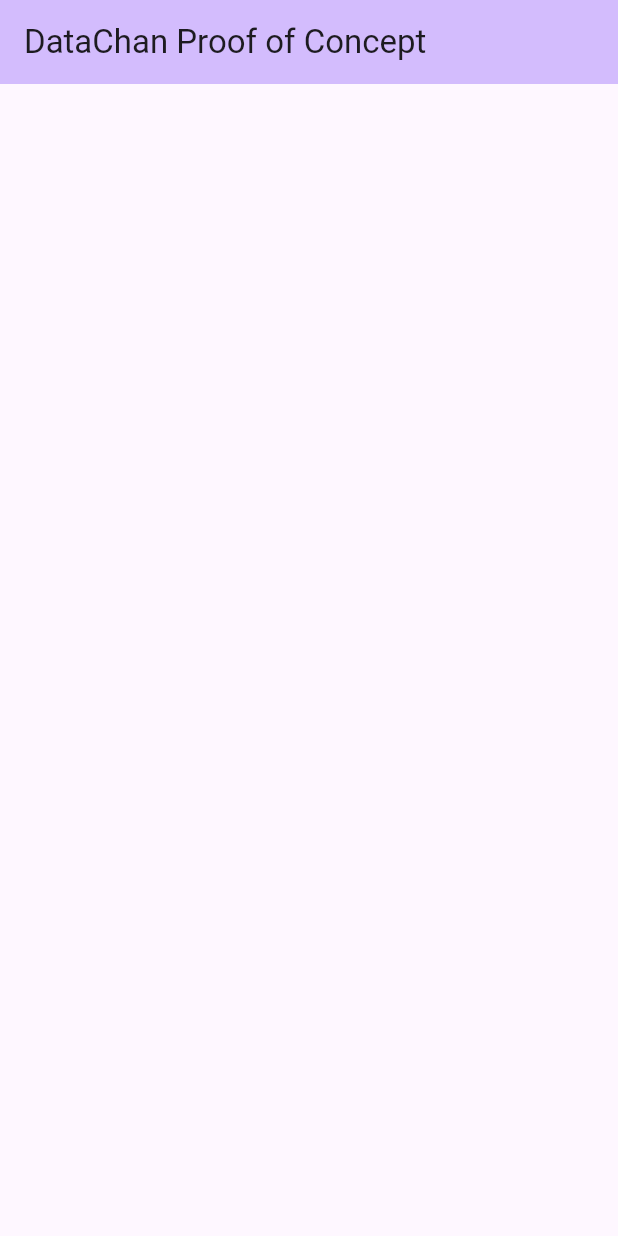
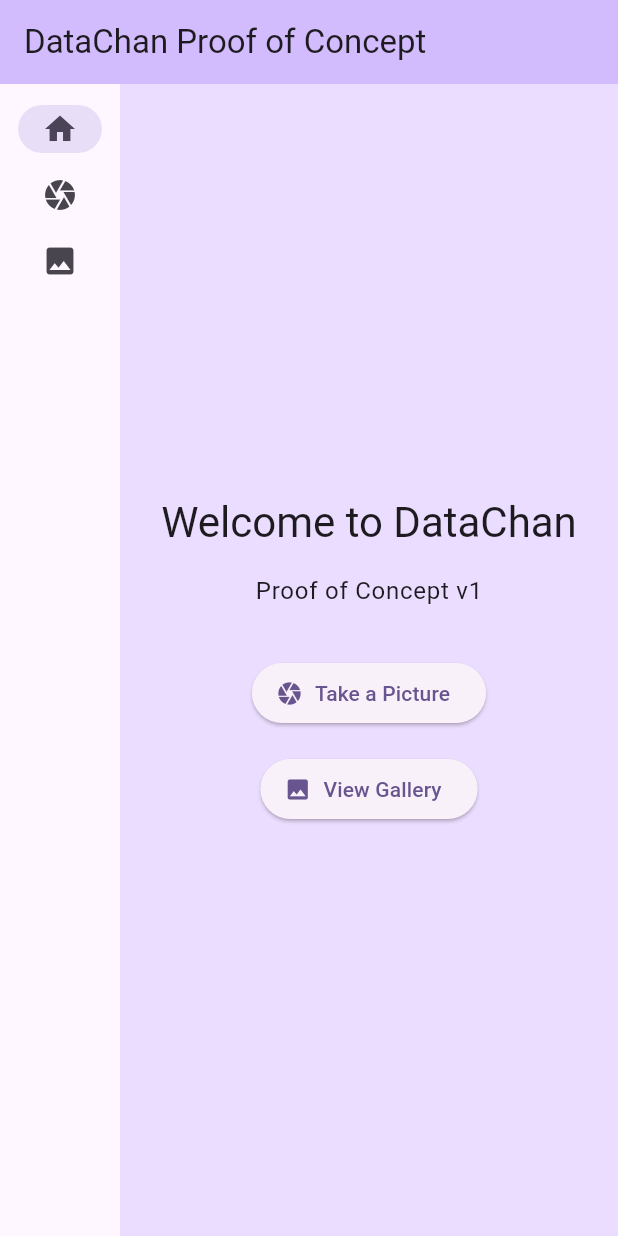
Before and after one commit to AshuraKuranata/DataChan_proof_of_concept, a Flutter app: the screen it shows after launch, on a phone screen of 412 x 824 dp. Run offline on Flutter 3.47's test engine with Material 3 defaults, Android fonts, the phone set to English and light mode, and no system bars; our stand-ins replace camera.

Commit message:
Built views for camera, gallery, and homepage.  Camera component successfully load in cameraview

```diff
--- /dev/null
+++ b/devtools_options.yaml
@@ -0,0 +1,3 @@
+description: This file stores settings for Dart & Flutter DevTools.
+documentation: https://docs.flutter.dev/tools/devtools/extensions#configure-extension-enablement-states
+extensions:
--- a/lib/components/camera/camera.dart
+++ b/lib/components/camera/camera.dart
@@ -1,3 +1,8 @@
+// This is the working component of the camera
+
+// To do - create a views page that is able to port this component and functionality into a page view
+
+
 import 'dart:async';
 import 'dart:io';
 
@@ -109,7 +114,7 @@ class TakePictureScreenState extends State<TakePictureScreen> {
             );
           } catch (e) {
             // If an error occurs, log the error to the console.
-            print(e);
+            debugPrint('Error taking picture: $e');
           }
         },
         child: const Icon(Icons.camera_alt),
--- a/lib/main.dart
+++ b/lib/main.dart
@@ -2,29 +2,26 @@
 
 import 'package:camera/camera.dart';
 import 'package:flutter/material.dart';
-import 'components/camera/camera.dart';
+import 'package:proof_of_concept_v1/views/homepage.dart';
+import 'package:proof_of_concept_v1/views/cameraview.dart';
+import 'package:proof_of_concept_v1/views/gallery.dart';
+
+late List<CameraDescription> cameras;
 
 void main() async {
-  // Camera functionality
-
-  // Ensures plugin services are initialized for 'avaliableCameras()' to be called
-  // before 'runApp()'
   WidgetsFlutterBinding.ensureInitialized();
-
-  // Obtain list of available cameras in device
-  final cameras = await availableCameras();
-  // Select specific camera from list of available cameras
-  final firstCamera = cameras.first;
-
+  cameras = await availableCameras();
   runApp(const MyApp());
 }
 
 
 class MyApp extends StatelessWidget {
+
   const MyApp({super.key});
 
   // This widget is the root of your application.
   @override
+
   Widget build(BuildContext context) {
     return MaterialApp(
       title: 'DataChan Proof of Concept',
@@ -47,21 +44,63 @@ class MyHomePage extends StatefulWidget {
 }
 
 class _MyHomePageState extends State<MyHomePage> {
+  int _selectedIndex = 0;
 
   @override
   Widget build(BuildContext context) {
-
     return Scaffold(
-
       appBar: AppBar(
         backgroundColor: Theme.of(context).colorScheme.inversePrimary,
         title: Text(widget.title),
       ),
-
-      body: Center(
-
+      body: Row(
+        children: [
+          SafeArea(
+            child: NavigationRail(
+              extended: false,
+              destinations: [
+                NavigationRailDestination(
+                  icon: Icon(Icons.home),
+                  label: Text('Home'),
+                ),
+                NavigationRailDestination(
+                  icon: Icon(Icons.camera),
+                  label: Text("Snap Picture"),
+                ),
+                NavigationRailDestination(
+                  icon: Icon(Icons.image),
+                  label: Text("Gallery"),
+                ),
+              ],
+              selectedIndex: _selectedIndex,
+              onDestinationSelected: (value) {
+                setState(() {
+                  _selectedIndex = value;
+                });
+              },
+            ),
+          ),
+          Expanded(
+            child: Container(
+              color: Theme.of(context).colorScheme.primaryContainer,
+              child: _buildView(_selectedIndex),
+            ),
+          )
+        ],
       ),
-
     );
   }
+
+  Widget _buildView(int index) {
+    switch (index) {
+      case 0:
+        return const HomePage();
+      case 1:
+        return CameraView(camera: cameras.first);
+      case 2:
+        return const GalleryView();
+      default:
+        return const HomePage();
+    }
+  }
 }
--- a/lib/views/homepage.dart
+++ b/lib/views/homepage.dart
@@ -0,0 +1,41 @@
+import 'package:flutter/material.dart';
+
+class HomePage extends StatelessWidget {
+  const HomePage({super.key});
+
+  @override
+  Widget build(BuildContext context) {
+    return Center(
+      child: Column(
+        mainAxisAlignment: MainAxisAlignment.center,
+        children: [
+          Text(
+            'Welcome to DataChan',
+            style: Theme.of(context).textTheme.headlineMedium,
+          ),
+          const SizedBox(height: 16),
+          Text(
+            'Proof of Concept v1',
+            style: Theme.of(context).textTheme.bodyLarge,
+          ),
+          const SizedBox(height: 32),
+          ElevatedButton.icon(
+            onPressed: () {
+              // Navigation handled by parent
+            },
+            icon: const Icon(Icons.camera),
+            label: const Text('Take a Picture'),
+          ),
+          const SizedBox(height: 16),
+          ElevatedButton.icon(
+            onPressed: () {
+              // Navigation handled by parent
+            },
+            icon: const Icon(Icons.image),
+            label: const Text('View Gallery'),
+          ),
+        ],
+      ),
+    );
+  }
+}
--- a/pubspec.yaml
+++ b/pubspec.yaml
@@ -30,6 +30,8 @@ environment:
 dependencies:
   flutter:
     sdk: flutter
+  provider: ^6.1.2
+  http: ^1.1.0
 
   # The following adds the Cupertino Icons font to your application.
   # Use with the CupertinoIcons class for iOS style icons.
```
Also changed, not shown: lib/views/cameraview.dart (+114 -0 lines), lib/views/gallery.dart (+31 -0 lines), pubspec.lock.
